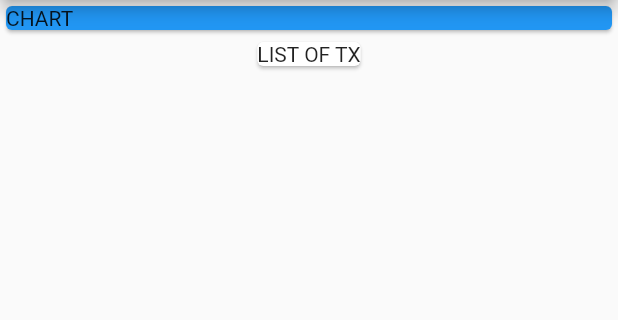
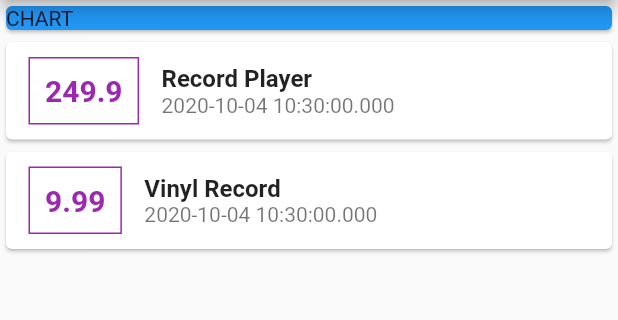
Before and after one commit to daviditco4/personal-expenses-app, a Flutter app: the screen it shows after launch, on a phone screen of 412 x 824 dp, the part 84-404 px from its top. Run offline on Flutter 3.47's test engine with Material 2 defaults, Android fonts, the phone set to English and light mode, and no system bars.

Commit message:
Map transactions to cards

```diff
--- a/lib/main.dart
+++ b/lib/main.dart
@@ -52,8 +52,54 @@ class MyHomePage extends StatelessWidget {
               child: Text('CHART'),
             ),
           ),
-          Card(
-            child: Text('LIST OF TX'),
+          Column(
+            children: transactions.map((tx) {
+              return Card(
+                child: Row(
+                  children: [
+                    Container(
+                      margin: EdgeInsets.symmetric(
+                        horizontal: 15,
+                        vertical: 10,
+                      ),
+                      decoration: BoxDecoration(
+                        border: Border.all(
+                          color: Colors.purple,
+                          width: 1,
+                        ),
+                      ),
+                      padding: EdgeInsets.all(10),
+                      child: Text(
+                        tx.amount.toString(),
+                        style: TextStyle(
+                          fontWeight: FontWeight.bold,
+                          fontSize: 20,
+                          color: Colors.purple,
+                        ),
+                      ),
+                    ),
+                    Column(
+                      crossAxisAlignment: CrossAxisAlignment.start,
+                      children: [
+                        Text(
+                          tx.title,
+                          style: TextStyle(
+                            fontWeight: FontWeight.bold,
+                            fontSize: 16,
+                          ),
+                        ),
+                        Text(
+                          tx.date.toString(),
+                          style: TextStyle(
+                            color: Colors.black54,
+                          ),
+                        ),
+                      ],
+                    ),
+                  ],
+                ),
+              );
+            }).toList(),
           ),
         ],
       ),
```
